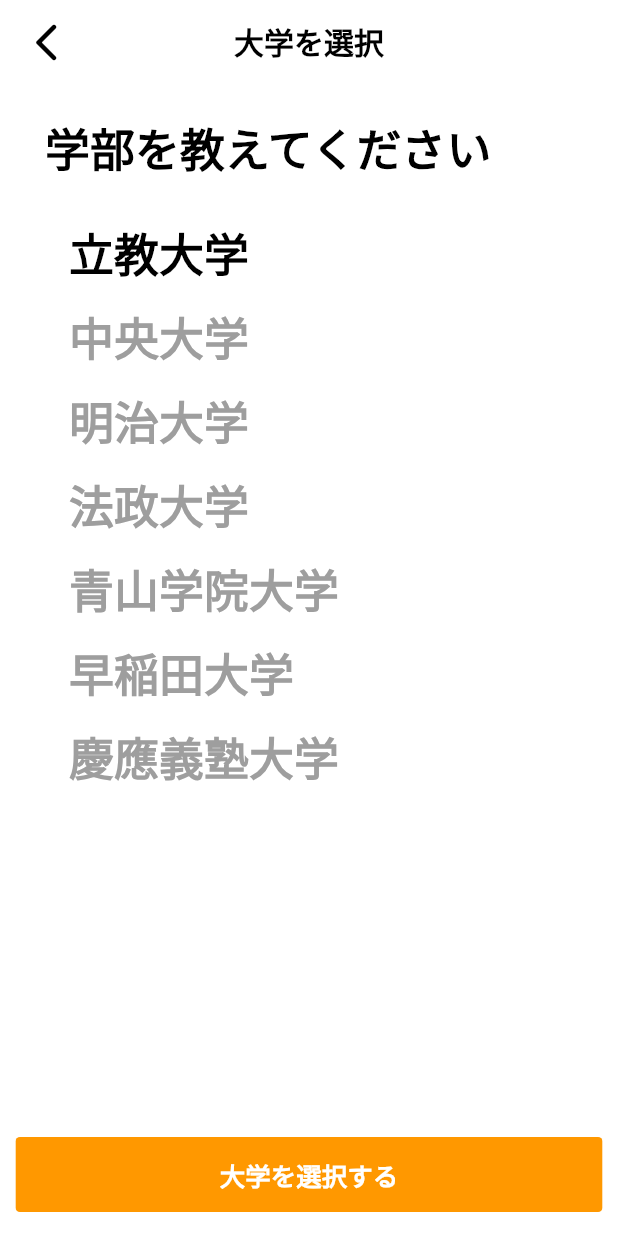
After one commit to SeyaKen/JugyouRogu, a Flutter app: the DaigakuSelectScreen screen opened directly, on a phone screen of 412 x 824 dp. The commit adds this screen. Run offline on Flutter 3.47's test engine with Material 2 defaults, Android fonts, the phone set to English and light mode, and no system bars; our stand-ins replace cloud_firestore, firebase_auth, firebase_core, firebase_storage, font_awesome_flutter, google_mobile_ads and 3 more; accounts and stored records are empty.

```diff
--- /dev/null
+++ b/lib/MailSignIn/daigaku_select.dart
@@ -0,0 +1,162 @@
+import 'package:cloud_firestore/cloud_firestore.dart';
+import 'package:firebase_auth/firebase_auth.dart';
+import 'package:flutter/material.dart';
+import 'package:jugyourogu/Service/sharedpref_helper.dart';
+import 'package:jugyourogu/main_page.dart';
+
+class DaigakuSelectScreen extends StatefulWidget {
+  @override
+  _DaigakuSelectScreenState createState() => _DaigakuSelectScreenState();
+}
+
+class _DaigakuSelectScreenState extends State<DaigakuSelectScreen> {
+  String _hasBeenPressed = '立教大学';
+  final items = [
+    '立教大学',
+    '中央大学',
+    '明治大学',
+    '法政大学',
+    '青山学院大学',
+    '早稲田大学',
+    '慶應義塾大学',
+  ];
+
+  String uid = FirebaseAuth.instance.currentUser!.uid;
+
+  @override
+  Widget build(BuildContext context) {
+    return Scaffold(
+      backgroundColor: Colors.white,
+      appBar: AppBar(
+          backgroundColor: Colors.white,
+          automaticallyImplyLeading: false,
+          elevation: 0,
+          title: Row(
+            mainAxisAlignment: MainAxisAlignment.spaceBetween,
+            children: [
+              InkWell(
+                onTap: () {
+                  Navigator.pop(context);
+                },
+                child: const Icon(
+                  Icons.arrow_back_ios_new_rounded,
+                  size: 30,
+                  color: Colors.black,
+                ),
+              ),
+              const Text('大学を選択',
+                  style: TextStyle(
+                      fontWeight: FontWeight.bold, color: Colors.black)),
+            const Icon(
+              Icons.arrow_back_ios_new_rounded,
+              size: 30,
+              color: Colors.white,
+            ),
+            ],
+          )),
+      body: Padding(
+        padding: const EdgeInsets.only(bottom: 30.0, left: 30.0, right: 30.0),
+        child: SafeArea(
+          child: Center(
+            child: Column(
+              crossAxisAlignment: CrossAxisAlignment.start,
+              children: [
+                const SizedBox(
+                  height: 20,
+                ),
+                const Text(
+                  '学部を教えてください',
+                  style: TextStyle(
+                      fontWeight: FontWeight.bold,
+                      fontSize: 30,
+                      color: Colors.black,
+                      decoration: TextDecoration.none),
+                ),
+                const SizedBox(
+                  height: 20,
+                ),
+                Expanded(
+                  flex: 1,
+                  child: SingleChildScrollView(
+                    child: ListView.builder(
+                      shrinkWrap: true,
+                      physics: const NeverScrollableScrollPhysics(),
+                      itemCount: items.length,
+                      itemBuilder: (context, index) {
+                        return ListTile(
+                          title: Column(
+                            crossAxisAlignment: CrossAxisAlignment.start,
+                            children: [
+                              InkWell(
+                                  child: Text(
+                                    items[index],
+                                    style: TextStyle(
+                                      fontWeight: FontWeight.bold,
+                                      fontSize: 30,
+                                      color: _hasBeenPressed == items[index]
+                                          ? Colors.black
+                                          : Colors.grey,
+                                    ),
+                                  ),
+                                  onTap: () {
+                                    setState(() {
+                                      _hasBeenPressed = items[index];
+                                    });
+                                  }),
+                            ],
+                          ),
+                        );
+                      },
+                    ),
+                  ),
+                ),
+              ],
+            ),
+          ),
+        ),
+      ),
+      floatingActionButton: ClipRRect(
+        borderRadius: BorderRadius.circular(3),
+        child: Container(
+            color: Colors.orange,
+            width: MediaQuery.of(context).size.width * 0.95,
+            height: 50,
+            child: InkWell(
+              onTap: () async {
+                SharedPreferenceHelper().saveUserName('LogIned');
+                FirebaseFirestore.instance
+                    .collection('users')
+                    .doc(FirebaseAuth.instance.currentUser!.uid)
+                    .update({
+                  'daigaku': daigaku[items.indexOf(_hasBeenPressed)],
+                });
+                Navigator.push(
+                    context,
+                    PageRouteBuilder(
+                      pageBuilder: (_, __, ___) => MainPage(currenttab: 0),
+                      transitionDuration: const Duration(seconds: 0),
+                    ));
+              },
+              child: const Center(
+                  child: Text('大学を選択する',
+                      style: TextStyle(
+                        fontWeight: FontWeight.bold,
+                        fontSize: 17,
+                        color: Colors.white,
+                      ))),
+            )),
+      ),
+      floatingActionButtonLocation: FloatingActionButtonLocation.centerFloat,
+    );
+  }
+}
+
+List daigaku = [
+  'rikkyou',
+  'chuou',
+  'meiji',
+  'housei',
+  'aogaku',
+  'waseda',
+  'keiou',
+];
--- a/lib/MailSignIn/mailRegister.dart
+++ b/lib/MailSignIn/mailRegister.dart
@@ -2,6 +2,7 @@ import 'package:cloud_firestore/cloud_firestore.dart';
 import 'package:firebase_auth/firebase_auth.dart';
 import 'package:flutter/material.dart';
 import 'package:font_awesome_flutter/font_awesome_flutter.dart';
+import 'package:jugyourogu/MailSignIn/daigaku_select.dart';
 import 'package:jugyourogu/MailSignIn/mailAuth.dart';
 import 'package:jugyourogu/Service/sharedpref_helper.dart';
 import 'package:jugyourogu/main_page.dart';
@@ -207,7 +208,7 @@ class _mailRegisterState extends State<mailRegister> {
                                               context,
                                               PageRouteBuilder(
                                                 pageBuilder: (_, __, ___) =>
-                                                    MainPage(currenttab: 0),
+                                                    DaigakuSelectScreen(),
                                                 transitionDuration:
                                                     const Duration(seconds: 0),
                                               ))));
--- a/lib/SelectLogin/select_login_screen.dart
+++ b/lib/SelectLogin/select_login_screen.dart
@@ -3,6 +3,7 @@ import 'package:firebase_auth/firebase_auth.dart';
 import 'package:flutter/gestures.dart';
 import 'package:flutter/material.dart';
 import 'package:font_awesome_flutter/font_awesome_flutter.dart';
+import 'package:jugyourogu/MailSignIn/daigaku_select.dart';
 import 'package:jugyourogu/MailSignIn/mailAuth.dart';
 import 'package:jugyourogu/MailSignIn/mailAuthenticate.dart';
 import 'package:jugyourogu/SelectLogin/privacy_policy.dart';
@@ -85,6 +86,7 @@ class _SelectLoginScreenState extends State<SelectLoginScreen> {
                                                     .instance.currentUser!.uid)
                                                 .get()
                                                 .then((value) {
+
                                               if (value.data() == null) {
                                                 FirebaseFirestore.instance
                                                     .collection('users')
@@ -100,13 +102,11 @@ class _SelectLoginScreenState extends State<SelectLoginScreen> {
                                                       .currentUser!.uid,
                                                 });
                                               }
-                                              SharedPreferenceHelper()
-                                                  .saveUserName('LogIned');
                                               Navigator.push(
                                                   context,
                                                   PageRouteBuilder(
                                                     pageBuilder: (_, __, ___) =>
-                                                        MainPage(currenttab: 0),
+                                                        DaigakuSelectScreen(),
                                                     transitionDuration:
                                                         const Duration(
                                                             seconds: 0),
```
Also changed, not shown: 5 other files.
